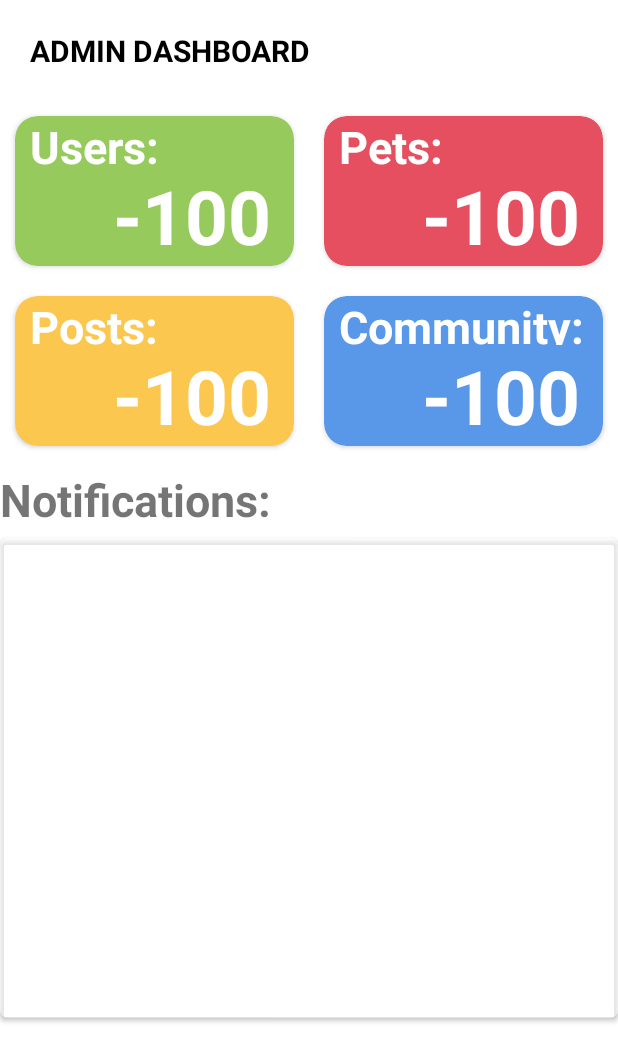
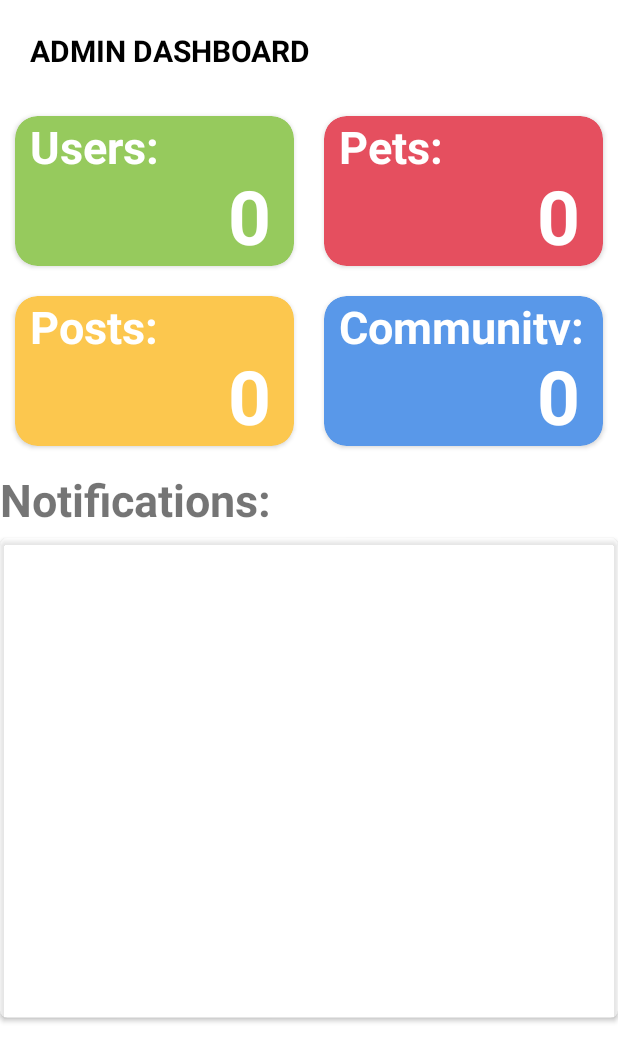
Before and after one commit to dophuonglinhh/PetPaw-Admin, an Android app: the layout fragment_home.xml on its own in the app's theme, with its tools: preview values and no code run, on a phone screen of 412 x 824 dp. Shown: the top 1062 px of the screen. Run offline under Robolectric (Android 15) with nearby library versions, the phone set to English and light mode, and no system bars.

```diff
--- a/app/src/main/java/com/example/petpawadmin/fragments/screens/CommunitiesFragment.java
+++ b/app/src/main/java/com/example/petpawadmin/fragments/screens/CommunitiesFragment.java
@@ -129,6 +129,8 @@ public class CommunitiesFragment extends Fragment {
                         Community community = document.toObject(Community.class);
                         if(searchValue.equals("")){
                             communityList.add(community);
+                        } else if (community.getId().contains(searchValue)) {
+                            communityList.add(community);
                         } else {
                             if(community.getName().toLowerCase().contains(searchValue.toLowerCase())){
                                 communityList.add(community);
--- a/app/src/main/java/com/example/petpawadmin/fragments/screens/PostsFragment.java
+++ b/app/src/main/java/com/example/petpawadmin/fragments/screens/PostsFragment.java
@@ -131,6 +131,9 @@ public class PostsFragment extends Fragment {
                         if(searchValue.equals("")){
                             Post postTemp = new Post(post.getAuthorId(), post.getDateModified(), post.getContent(), post.isModified(), post.getImageURL(), post.getLikes(), post.getComments(), post.getPostId(), post.getTags(), post.getPetIdList(), post.getCommunityId());
                             postList.add(postTemp);
+                        } else if (post.getPostId().contains(searchValue)) {
+                            Post postTemp = new Post(post.getAuthorId(), post.getDateModified(), post.getContent(), post.isModified(), post.getImageURL(), post.getLikes(), post.getComments(), post.getPostId(), post.getTags(), post.getPetIdList(), post.getCommunityId());
+                            postList.add(postTemp);
                         } else {
                             if(descriptionTemp.toLowerCase().contains(searchValue.toLowerCase())){
                                 Post postTemp = new Post(post.getAuthorId(), post.getDateModified(), post.getContent(), post.isModified(), post.getImageURL(), post.getLikes(), post.getComments(), post.getPostId(), post.getTags(), post.getPetIdList(), post.getCommunityId());
--- a/app/src/main/java/com/example/petpawadmin/fragments/screens/UsersFragment.java
+++ b/app/src/main/java/com/example/petpawadmin/fragments/screens/UsersFragment.java
@@ -129,6 +129,9 @@ public class UsersFragment extends Fragment {
                         if(searchValue.equals("")){
                             User userTemp = new User(user.getUid(), user.getName(), user.getEmail(), user.getPhone(), user.getAddress(), user.getImageURL());
                             userList.add(userTemp);
+                        } else if (user.getUid().contains(searchValue)) {
+                            User userTemp = new User(user.getUid(), user.getName(), user.getEmail(), user.getPhone(), user.getAddress(), user.getImageURL());
+                            userList.add(userTemp);
                         } else {
                             if(user.getName().toLowerCase().contains(searchValue.toLowerCase())){
                                 User userTemp = new User(user.getUid(), user.getName(), user.getEmail(), user.getPhone(), user.getAddress(), user.getImageURL());
--- a/app/src/main/res/layout/fragment_communities.xml
+++ b/app/src/main/res/layout/fragment_communities.xml
@@ -33,7 +33,7 @@
             android:background="@drawable/bg_search_view"
             android:elevation="5dp"
             android:iconifiedByDefault="false"
-            android:queryHint="Search communities" />
+            android:queryHint="Search communities by name/id" />
     </LinearLayout>
 
     <androidx.recyclerview.widget.RecyclerView
--- a/app/src/main/res/layout/fragment_home.xml
+++ b/app/src/main/res/layout/fragment_home.xml
@@ -56,7 +56,7 @@
                         android:layout_height="wrap_content"
                         android:textAlignment="textEnd"
                         android:layout_marginRight="15dp"
-                        android:text="-100"
+                        android:text="0"
                         android:textColor="@color/white"
                         android:textSize="50dp"
                         android:textStyle="bold"/>
@@ -92,7 +92,7 @@
                         android:layout_height="wrap_content"
                         android:textAlignment="textEnd"
                         android:layout_marginRight="15dp"
-                        android:text="-100"
+                        android:text="0"
                         android:textColor="@color/white"
                         android:textSize="50dp"
                         android:textStyle="bold"/>
@@ -134,7 +134,7 @@
                         android:layout_height="wrap_content"
                         android:textAlignment="textEnd"
                         android:layout_marginRight="15dp"
-                        android:text="-100"
+                        android:text="0"
                         android:textColor="@color/white"
                         android:textSize="50dp"
                         android:textStyle="bold"/>
@@ -169,7 +169,7 @@
                         android:layout_height="wrap_content"
                         android:textAlignment="textEnd"
                         android:layout_marginRight="15dp"
-                        android:text="-100"
+                        android:text="0"
                         android:textColor="@color/white"
                         android:textSize="50dp"
                         android:textStyle="bold"/>
--- a/app/src/main/res/layout/fragment_posts.xml
+++ b/app/src/main/res/layout/fragment_posts.xml
@@ -33,7 +33,7 @@
             android:background="@drawable/bg_search_view"
             android:elevation="5dp"
             android:iconifiedByDefault="false"
-            android:queryHint="Search posts" />
+            android:queryHint="Search posts by name/tag/id" />
     </LinearLayout>
 
     <androidx.recyclerview.widget.RecyclerView
--- a/app/src/main/res/layout/fragment_users.xml
+++ b/app/src/main/res/layout/fragment_users.xml
@@ -33,7 +33,7 @@
             android:background="@drawable/bg_search_view"
             android:elevation="5dp"
             android:iconifiedByDefault="false"
-            android:queryHint="Search users" />
+            android:queryHint="Search users by name/id" />
     </LinearLayout>
 
     <androidx.recyclerview.widget.RecyclerView
```
